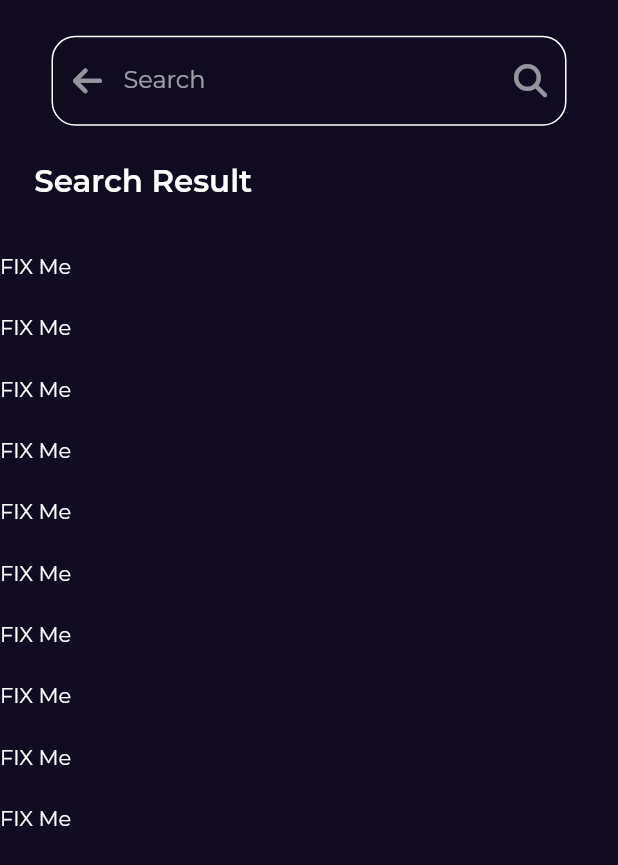
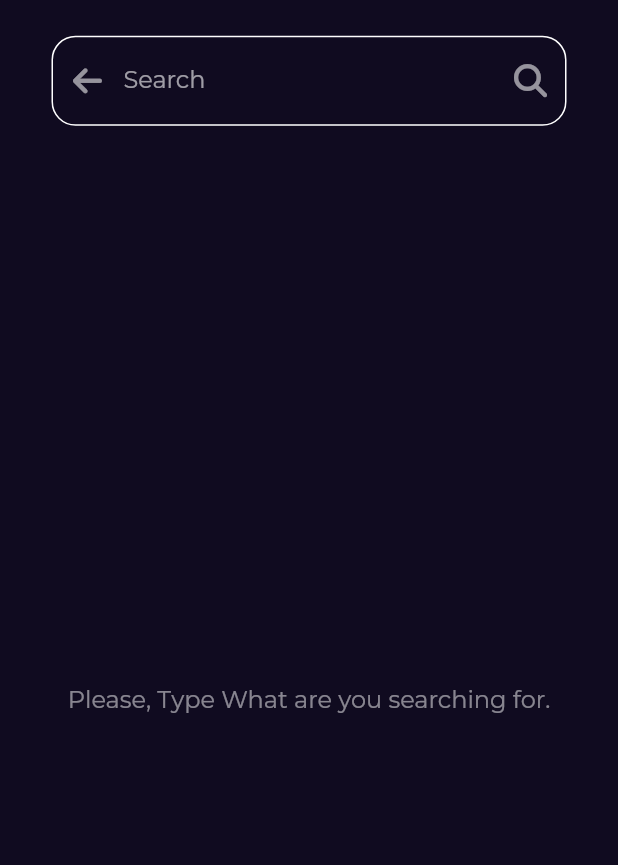
Before and after one commit to Mina329/bookly, a Flutter app: the SearchBodyView widget shown alone on an empty page, opened directly, on a phone screen of 412 x 824 dp. Shown: the top 865 px of the screen. Run offline on Flutter 3.47's test engine with Material 2 defaults, Android fonts, the phone set to English and light mode, and no system bars; our stand-ins replace bloc, cached_network_image, dartz, dio, equatable, flutter_bloc and 6 more; statements that could not run were skipped.

Commit message:
add search screen

```diff
--- /dev/null
+++ b/lib/features/search/data/repos/search_repo.dart
@@ -0,0 +1,7 @@
+import 'package:bookly/core/errors/failure.dart';
+import 'package:bookly/features/home/data/models/book_model/book_model.dart';
+import 'package:dartz/dartz.dart';
+
+abstract class SearchRepo{
+  Future<Either<Failure,List<BookModel>>> fetchSearchedBook({required String searchBook});
+}
--- /dev/null
+++ b/lib/features/search/presentation/view_model/search_books_cubit/seach_books_cubit.dart
@@ -0,0 +1,26 @@
+import 'package:bookly/features/home/data/models/book_model/book_model.dart';
+import 'package:bookly/features/search/data/repos/search_repo.dart';
+import 'package:equatable/equatable.dart';
+import 'package:flutter_bloc/flutter_bloc.dart';
+part 'seach_books_state.dart';
+
+class SearchBooksCubit extends Cubit<SearchBooksState> {
+  SearchBooksCubit(this.searchRepo) : super(SearchBooksInitial());
+
+    final SearchRepo searchRepo;
+    late String searchText;
+  Future<void> fetchSearchBooks()async{
+    emit(SearchBooksLoading());
+    var result = await searchRepo.fetchSearchedBook(searchBook: searchText);
+    result.fold(
+      (failure) => emit(
+        SearchBooksFailure(failure.errMessage),
+      ),
+      (books) => emit(
+        SearchBooksSuccess(books),
+      ),
+    );
+
+
+  }
+}
--- /dev/null
+++ b/lib/features/search/presentation/view_model/search_books_cubit/seach_books_state.dart
@@ -0,0 +1,24 @@
+part of 'seach_books_cubit.dart';
+
+sealed class SearchBooksState extends Equatable {
+  const SearchBooksState();
+
+  @override
+  List<Object> get props => [];
+}
+
+final class SearchBooksInitial extends SearchBooksState {}
+
+final class SearchBooksSuccess extends SearchBooksState {
+  final List<BookModel> books;
+
+  const SearchBooksSuccess(this.books);
+}
+
+final class SearchBooksFailure extends SearchBooksState {
+  final String errMessage;
+
+  const SearchBooksFailure(this.errMessage);
+}
+
+final class SearchBooksLoading extends SearchBooksState {}
--- a/lib/features/search/presentation/views/widgets/custom_search_field.dart
+++ b/lib/features/search/presentation/views/widgets/custom_search_field.dart
@@ -1,13 +1,29 @@
+import 'package:bookly/features/search/presentation/view_model/search_books_cubit/seach_books_cubit.dart';
 import 'package:flutter/material.dart';
+import 'package:flutter_bloc/flutter_bloc.dart';
 import 'package:font_awesome_flutter/font_awesome_flutter.dart';
 import 'package:go_router/go_router.dart';
 
-class CustomSearchField extends StatelessWidget {
+class CustomSearchField extends StatefulWidget {
   const CustomSearchField({super.key});
 
   @override
+  State<CustomSearchField> createState() => _CustomSearchFieldState();
+}
+
+class _CustomSearchFieldState extends State<CustomSearchField> {
+  late TextEditingController _controller;
+  @override
+  void initState() {
+    super.initState();
+    _controller = TextEditingController();
+  }
+
+  @override
   Widget build(BuildContext context) {
+
     return TextField(
+      controller: _controller,
       decoration: InputDecoration(
         enabledBorder: _buildOutlinedInputBorder(),
         focusedBorder: _buildOutlinedInputBorder(),
@@ -25,7 +41,12 @@ class CustomSearchField extends StatelessWidget {
           ),
         ),
         suffixIcon: IconButton(
-          onPressed: () {},
+          onPressed: () {
+            BlocProvider.of<SearchBooksCubit>(context).searchText =
+                _controller.text;
+            BlocProvider.of<SearchBooksCubit>(context).fetchSearchBooks();
+            FocusManager.instance.primaryFocus?.unfocus();
+          },
           icon: const Opacity(
             opacity: 0.8,
             child: Icon(
@@ -35,6 +56,11 @@ class CustomSearchField extends StatelessWidget {
           ),
         ),
       ),
+      onSubmitted: (value) {
+        BlocProvider.of<SearchBooksCubit>(context).searchText =
+            _controller.text;
+        BlocProvider.of<SearchBooksCubit>(context).fetchSearchBooks();
+      },
     );
   }
 
--- a/lib/features/search/presentation/views/widgets/search_body_view.dart
+++ b/lib/features/search/presentation/views/widgets/search_body_view.dart
@@ -1,5 +1,10 @@
+import 'package:bookly/core/utils/custom_error_widget.dart';
+import 'package:bookly/core/utils/service_locator.dart';
+import 'package:bookly/features/search/data/repos/search_repo_impl.dart';
+import 'package:bookly/features/search/presentation/view_model/search_books_cubit/seach_books_cubit.dart';
 import 'package:bookly/features/search/presentation/views/widgets/search_result_listview.dart';
 import 'package:flutter/material.dart';
+import 'package:flutter_bloc/flutter_bloc.dart';
 import 'package:flutter_screenutil/flutter_screenutil.dart';
 import 'package:font_awesome_flutter/font_awesome_flutter.dart';
 
@@ -12,7 +17,11 @@ class SearchBodyView extends StatelessWidget {
 
   @override
   Widget build(BuildContext context) {
-    return CustomScrollView(
+    return BlocProvider(
+      create: (context) => SearchBooksCubit(
+        getIt.get<SearchRepoImpl>(),
+      ),
+      child: CustomScrollView(
         slivers: [
           SliverToBoxAdapter(
             child: Padding(
@@ -23,7 +32,14 @@ class SearchBodyView extends StatelessWidget {
               child: const CustomSearchField(),
             ),
           ),
-        SliverToBoxAdapter(
+          BlocBuilder<SearchBooksCubit, SearchBooksState>(
+            builder: (context, state) {
+              if (state is SearchBooksInitial ||
+                  state is SearchBooksLoading ||
+                  state is SearchBooksFailure) {
+                return SliverToBoxAdapter(child: Container());
+              } else {
+                return SliverToBoxAdapter(
                   child: Padding(
                     padding: EdgeInsets.only(
                       left: 20.w,
@@ -34,9 +50,48 @@ class SearchBodyView extends StatelessWidget {
                       style: Styles.textStyle18,
                     ),
                   ),
+                );
+              }
+            },
           ),
-        const SearchResultListView(),
+          BlocBuilder<SearchBooksCubit, SearchBooksState>(
+            builder: (context, state) {
+              if (state is SearchBooksLoading) {
+                return const SliverFillRemaining(
+                  child: Center(
+                    child: CircularProgressIndicator(),
+                  ),
+                );
+              } else if (state is SearchBooksFailure) {
+                return SliverFillRemaining(
+                  child: Center(
+                    child: CustomErrorWidget(
+                      errorMessage: state.errMessage,
+                    ),
+                  ),
+                );
+              } else if (state is SearchBooksSuccess) {
+                return SearchResultListView(
+                  books: state.books,
+                );
+              } else {
+                return SliverFillRemaining(
+                  child: Center(
+                    child: Opacity(
+                      opacity: 0.5,
+                      child: Text(
+                        "Please, Type What are you searching for.",
+                        style: Styles.textStyle14,
+                        textAlign: TextAlign.center,
+                      ),
+                    ),
+                  ),
+                );
+              }
+            },
+          ),
         ],
+      ),
     );
   }
 }
--- a/lib/features/search/presentation/views/widgets/search_result_listview.dart
+++ b/lib/features/search/presentation/views/widgets/search_result_listview.dart
@@ -1,22 +1,22 @@
 
+import 'package:bookly/features/home/data/models/book_model/book_model.dart';
 import 'package:flutter/material.dart';
 import 'package:flutter_screenutil/flutter_screenutil.dart';
 
 import '../../../../home/presentaion/views/widgets/best_seller_item.dart';
 
 class SearchResultListView extends StatelessWidget {
-  const SearchResultListView({super.key});
-
+  const SearchResultListView({super.key, required this.books});
+  final List<BookModel> books;
   @override
   Widget build(BuildContext context) {
     return SliverList(
       delegate: SliverChildBuilderDelegate(
         (context, index) => Padding(
           padding: EdgeInsets.symmetric(vertical: 10.h),
-          // child: const BestSellerItem(),
-          child: Text("FIX Me"),
+          child:  BestSellerItem(bookModel: books[index],),
         ),
-        childCount: 10,
+        childCount: books.length,
       ),
     );
   }
```
Also changed, not shown: lib/core/utils/service_locator.dart (+7 -1 lines), lib/features/search/data/repos/search_repo_impl.dart (added, +38 -0 lines). Lines whose indentation alone changed are shown as unchanged.
